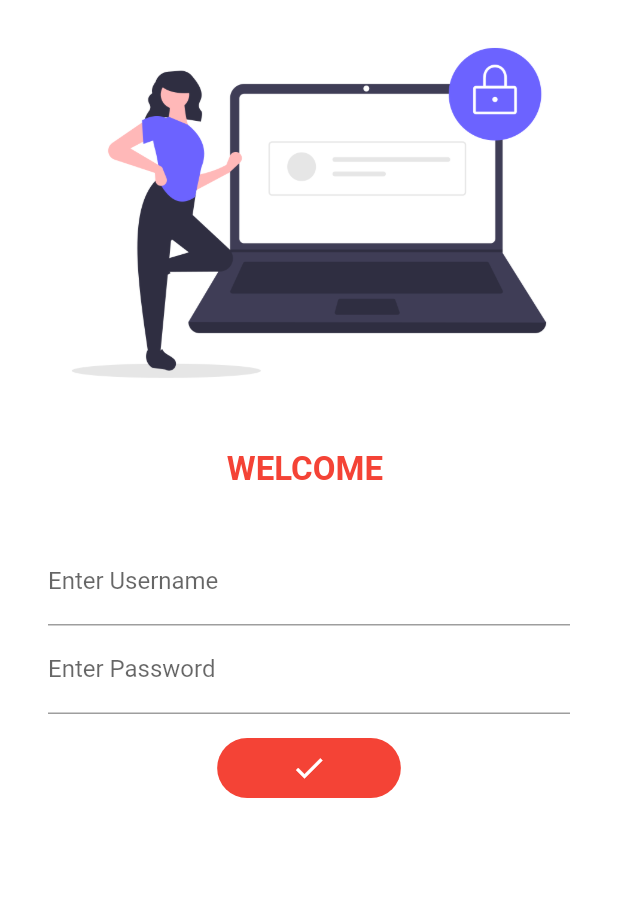
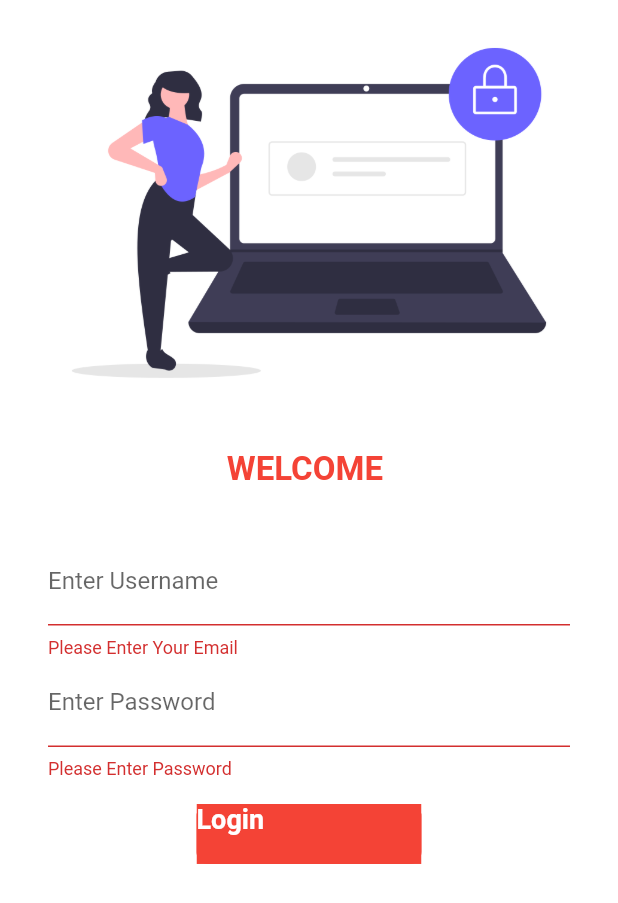
Before and after one commit to IkramGhalib/catlogs, a Flutter app: the screen it shows after launch, after a tap on "Login", on a phone screen of 412 x 824 dp. Shown: the top 903 px of the screen. Run offline on Flutter 3.47's test engine with Material 2 defaults, Android fonts, the phone set to English and light mode, and no system bars; our stand-ins replace google_fonts.

Commit message:
Login validation

```diff
--- a/lib/login.dart
+++ b/lib/login.dart
@@ -13,6 +13,19 @@ class Login extends StatefulWidget {
 class _LoginState extends State<Login> {
   String name="";
   bool changeButton=false;
+  final _formKey = GlobalKey<FormState>();
+  moveToHome(BuildContext context) async{
+    if(_formKey.currentState!.validate()) {
+      setState(() {
+        changeButton = true;
+      });
+      await Future.delayed(Duration(seconds: 2));
+      await Navigator.pushNamed(context, MyRoutes.homeRoutes);
+      setState(() {
+        changeButton = false;
+      });
+    }
+  }
   @override
   Widget build(BuildContext context) {
     return Material(
@@ -26,9 +39,21 @@ class _LoginState extends State<Login> {
           fontSize: 22),),
           SizedBox(height: 16.0),
           Padding(padding: const EdgeInsets.symmetric(vertical: 16.0,horizontal: 32.0),
-          child: Column(children: [
-          TextFormField(decoration: InputDecoration(hintText: "Username",labelText: "Enter Username",
+          child: Form(
+            key: _formKey,
+            child: Column
+              (children: [
+            TextFormField(
+              decoration: InputDecoration(
+                hintText: "Username",labelText: "Enter Username",
             ),
+              validator: (value){
+              if(value!.isEmpty){
+                return "Please Enter Your Email";
+
+              }
+              else null;
+              },
               onChanged: (value){
               name=value;
               setState(() {
@@ -36,30 +61,43 @@ class _LoginState extends State<Login> {
               });
               },
             ),
-            TextFormField(obscureText:true,decoration: InputDecoration(hintText: "Password",labelText: "Enter Password"),
+              TextFormField(
+                obscureText:true,
+                decoration: InputDecoration(
+                    hintText: "Password",labelText: "Enter Password"),
+                validator: (value){
+                  if(value!.isEmpty){
+                    return "Please Enter Password";
+
+                  }
+                  else if(value.length<6){
+                    return "Password Should be 6";
+                  }
+                  else null;
+                },
               ),
+
               SizedBox(height: 16.0,),
-
-            InkWell(
-              onTap: (){
-                setState(() {
-                  changeButton=true;
-                });
-                // Navigator.pushNamed(context, MyRoutes.homeRoutes);
-
-              },
-              child: AnimatedContainer(
-                duration: Duration(seconds: 2),
+              //inkwell wrap with widget material
+              Material(
+                color: Colors.red,
+                  borderRadius: BorderRadius.circular(changeButton?50:8),
+                child: InkWell(
+                  onTap: () =>moveToHome(context),
+                    // child: AnimatedContainer
+                  child: Ink(
+                    // duration: Duration(seconds: 2),
                     height: 40,
                     width: changeButton?100:150,
                     // color: Colors.red,
-                alignment: Alignment.center,
+                    // alignment: Alignment.center,
                     child: changeButton?Icon(Icons.done,color: Colors.white,):Text("Login",style: TextStyle(fontWeight: FontWeight.bold,fontSize: 18,color: Colors.white),
                     ),
                     decoration: BoxDecoration(
                       color: Colors.red,
                       // shape: changeButton?BoxShape.circle:BoxShape.rectangle,
-                  borderRadius: BorderRadius.circular(changeButton?50:8)
+                      // borderRadius: BorderRadius.circular(changeButton?50:8)
+                    ),
                   ),
                 ),
               ),
@@ -72,6 +110,7 @@ class _LoginState extends State<Login> {
             ]
 
             ),
+          ),
 
 
          )
```
Lines whose indentation alone changed are shown as unchanged.
